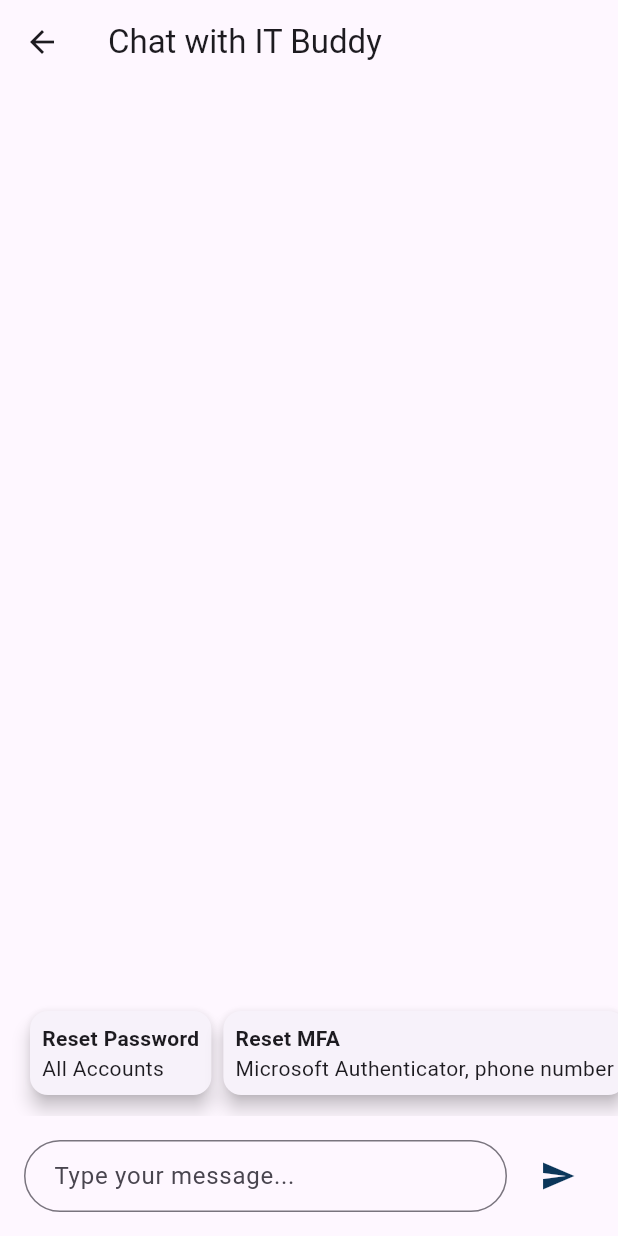
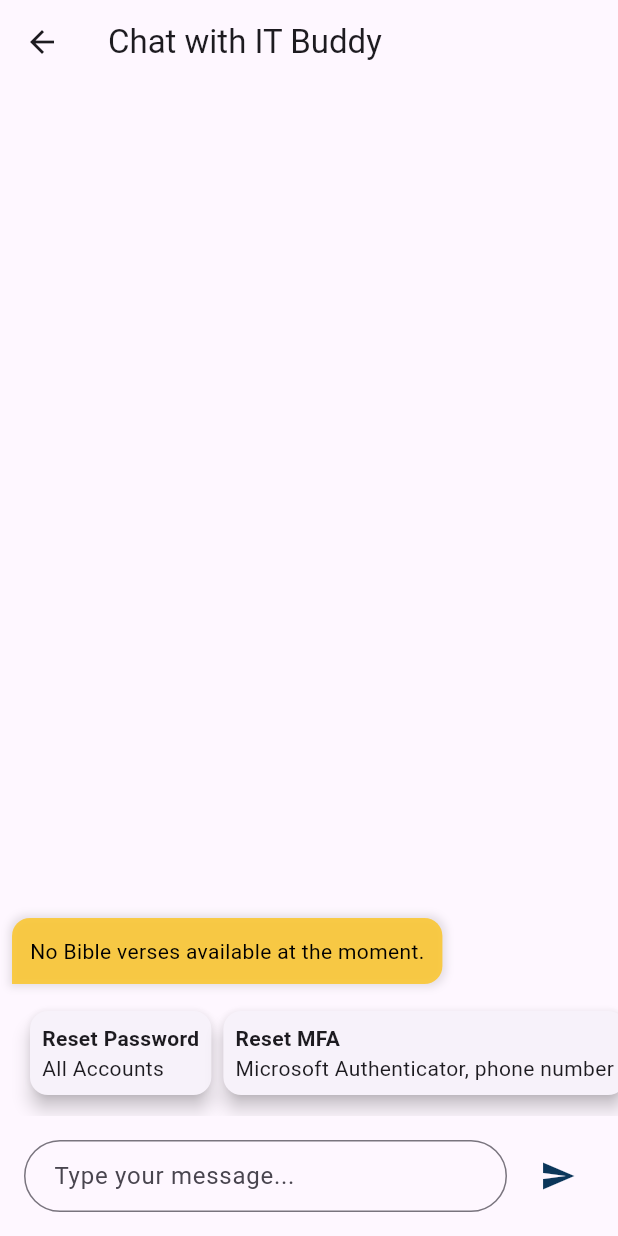
Before and after one commit to CBU-IT-Buddy/CBU_IT_Buddy, a Flutter app: the screen it shows after launch, in the side drawer, after a tap on "New Chat", on a phone screen of 412 x 824 dp. Run offline on Flutter 3.47's test engine with Material 3 defaults, Android fonts, the phone set to English and light mode, and no system bars; our stand-ins replace cloud_firestore, firebase_core; accounts and stored records are empty.

Commit message:
Bible Verse
Added Bible verse functionality.
Will pull random bible verse from Firestore each time you open the chat

```diff
--- a/cbu_it_buddy/lib/chat_page.dart
+++ b/cbu_it_buddy/lib/chat_page.dart
@@ -1,4 +1,5 @@
 import 'package:flutter/material.dart';
+import 'package:cloud_firestore/cloud_firestore.dart';
 import 'chat_bubbles.dart';
 import 'helpers/chatbot_helper.dart'; // Import the helper class
 
@@ -13,6 +14,8 @@ class ChatPage extends StatefulWidget {
 
 class _ChatPageState extends State<ChatPage> {
   final ChatbotHelper _chatbotHelper = ChatbotHelper();
+  final FirebaseFirestore _firestore =
+      FirebaseFirestore.instance; // Firestore instance
   List<Map<String, dynamic>> _chatMessages = [];
   String _chatMessage = "";
   final TextEditingController _textController = TextEditingController();
@@ -22,13 +25,46 @@ class _ChatPageState extends State<ChatPage> {
   @override
   void initState() {
     super.initState();
-    // Ensure the _chatMessage is updated when the text field changes
     _textController.addListener(() {
       setState(() {
         _chatMessage =
             _textController.text; // Update _chatMessage as the user types
       });
     });
+    _fetchBibleVerse(); // Fetch the Bible verse when the page loads
+  }
+
+  Future<void> _fetchBibleVerse() async {
+    try {
+      // Fetch a random Bible verse from Firestore
+      final QuerySnapshot querySnapshot =
+          await _firestore.collection('bibleverse').get();
+      if (querySnapshot.docs.isNotEmpty) {
+        final randomVerse = querySnapshot.docs.first; // Select the first verse
+        final verseText = randomVerse['verse'] ??
+            'No verse available'; // Ensure there's a fallback
+        setState(() {
+          _chatMessages.add({
+            "message": verseText,
+            "isUserMessage": false,
+          });
+        });
+      } else {
+        setState(() {
+          _chatMessages.add({
+            "message": "No Bible verses available at the moment.",
+            "isUserMessage": false,
+          });
+        });
+      }
+    } catch (e) {
+      setState(() {
+        _chatMessages.add({
+          "message": "Error fetching Bible verse: $e",
+          "isUserMessage": false,
+        });
+      });
+    }
   }
 
   void _handleSubmitMessage() async {
```
